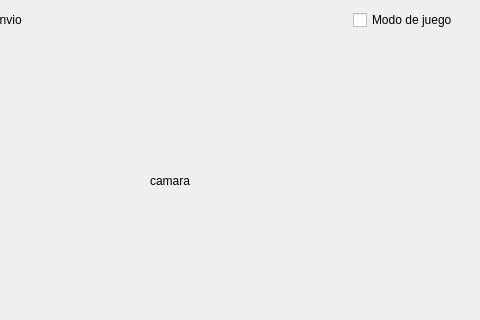
Qt form Codigo_Laberinto_InterfazQT/interfaz_qt.ui (lokoi2c/PROF_II_Sis_embedidos) before a commit; both pictures show x 140 to 620 and y 0 to 320 of the 620 by 439 pixel window.
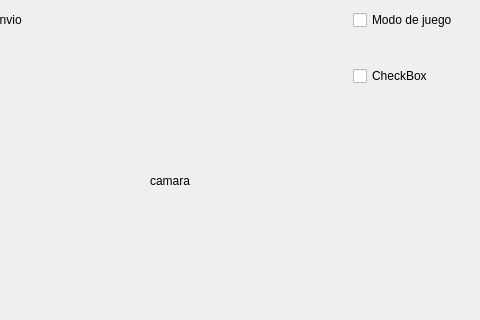
The same form after that commit. Icons and pictures are not drawn.

Commit message: adicion Camara

```diff
--- a/Codigo_Laberinto_InterfazQT/interfaz_qt.ui
+++ b/Codigo_Laberinto_InterfazQT/interfaz_qt.ui
@@ -165,6 +165,13 @@
         </property>
        </widget>
       </item>
+      <item row="1" column="2">
+       <widget class="QCheckBox" name="enableCam">
+        <property name="text">
+         <string>CheckBox</string>
+        </property>
+       </widget>
+      </item>
      </layout>
     </item>
    </layout>
```
Left out of the diff: 8 changed lines with no effect on the pictures. The commit also changes 1 other file.
